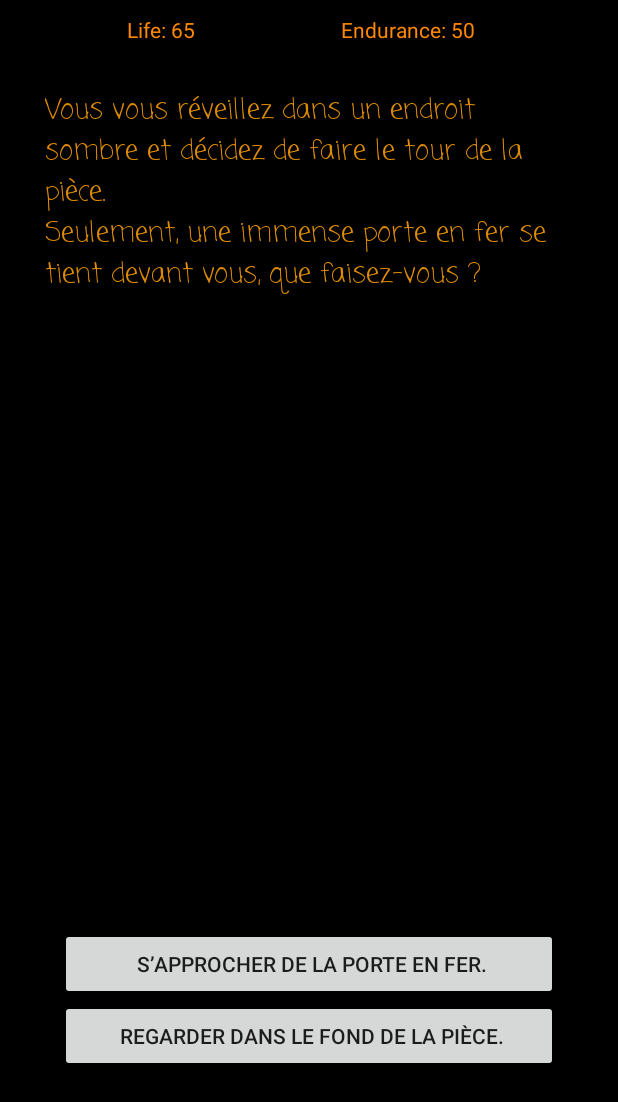
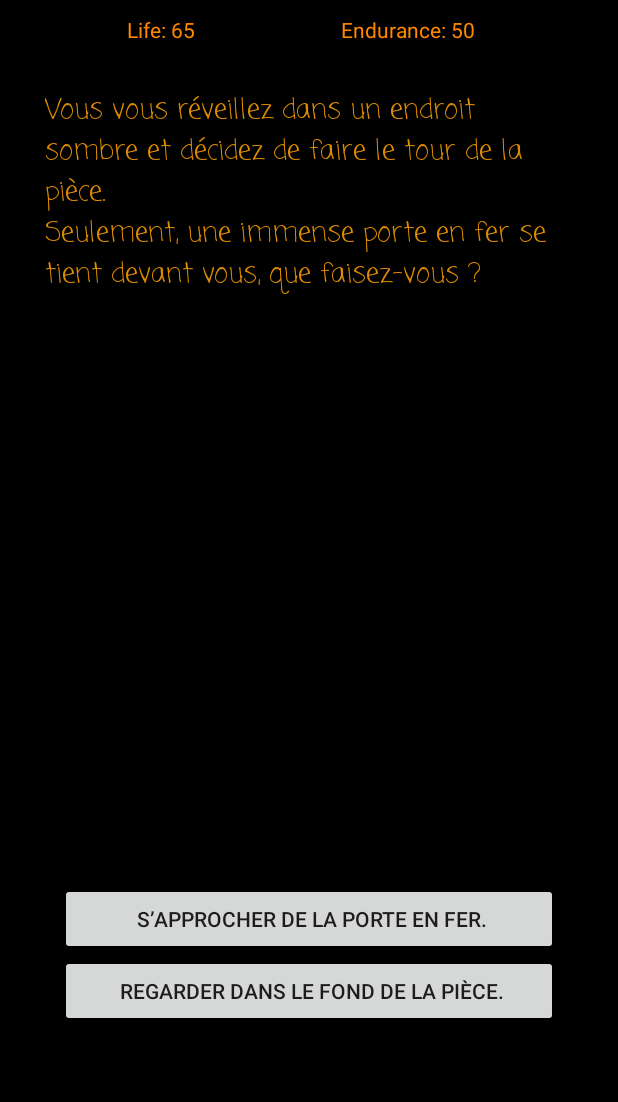
Before and after one commit to gaboss222/DevModileProject, an Android app: the GameActivity screen opened directly, with no data from a screen before it, on a phone screen of 412 x 824 dp. Shown: the top 1102 px of the screen. Run offline under Robolectric (Android 15) with nearby library versions, the phone set to English and light mode, and no system bars.

```diff
--- a/RolePlay/app/src/main/java/hearc/ch/roleplay/FileHandler.java
+++ b/RolePlay/app/src/main/java/hearc/ch/roleplay/FileHandler.java
@@ -78,6 +78,7 @@ public class FileHandler
 
             br.close() ;
         }catch (IOException e) {
+            Log.e("FileHandlerError", e.getMessage());
             text.append("There has been a problem with read of the file");
         }
         if(childNodes.isEmpty())
--- a/RolePlay/app/src/main/java/hearc/ch/roleplay/GameActivity.java
+++ b/RolePlay/app/src/main/java/hearc/ch/roleplay/GameActivity.java
@@ -7,6 +7,7 @@ import android.os.Bundle;
 import android.os.CountDownTimer;
 import android.support.v7.app.AppCompatActivity;
 import android.text.method.ScrollingMovementMethod;
+import android.util.Log;
 import android.view.View;
 import android.view.Window;
 import android.widget.Button;
@@ -69,22 +70,30 @@ public class GameActivity extends AppCompatActivity
     public void Restart()
     {
         ClearButtons();
+        //J'ai tenté de mettre actualNode à A1.txt mais rien n'y fait, c'est toujours D1
+        actualNode = reader.readNode("A1.txt", this.getApplicationContext());
         Initialization();
     }
 
     public void Initialization()
     {
         reader = new FileHandler();
-
+        Player.actualNodes = "";
         setTxt(txtEndurance);
         setTxt(txtLife);
         textDisplay.setMovementMethod(new ScrollingMovementMethod());
         specialNodes = new ArrayList<>();
         buttonNodes = new ArrayList<>();
+
+        //Il ne charge pas bien actualNode --> Pas d'enfants donc pas de boutons si on meurt !
         if(Player.actualNodes != "")
-            actualNode = reader.readNode(Player.actualNodes+".txt", this.getApplicationContext());
+        {
+            actualNode = reader.readNode(Player.actualNodes + ".txt", this.getApplicationContext());
+        }
         else
+        {
             actualNode = reader.readNode("A1.txt", this.getApplicationContext());
+        }
         textDisplay.setText(actualNode.strText);
     }
 
@@ -162,10 +171,10 @@ public class GameActivity extends AppCompatActivity
         textDisplay.scrollTo(0,0);
         ClearButtons();
         String firstChar = actualNode.strText.substring(0, 1);
-        if(firstChar.equals("*")) {
+        if(firstChar.equals("*"))
+        {
                 if(actualNode.strText.contains("*Fight"))
                 {
-                    imageView.setImageResource(R.drawable.fight);
                     String strId;
                     if(actualNode.accessibleNodes.size() == 2)
                         strId = (String) actualNode.accessibleNodes.keySet().toArray()[FightBinary()];
@@ -180,8 +189,10 @@ public class GameActivity extends AppCompatActivity
                 }
 
         }
-        else {
-            textDisplay.setText(actualNode.strText);
+        else
+        {
+            //textDisplay.setText(actualNode.strText);
+            //ICI --> actualNode.accessibleNodes = null !!
             if(actualNode.accessibleNodes != null)
             {
                 for (Map.Entry<String, String> entry : actualNode.accessibleNodes.entrySet()) {
@@ -193,8 +204,11 @@ public class GameActivity extends AppCompatActivity
         }
         setTxt(txtEndurance);
         setTxt(txtLife);
-        if(reader.isAttributeChanged() == 2)
+        if(reader.isAttributeChanged() == 1)
             imageView.setImageResource(R.drawable.endurancepotion);
+        else if(reader.isAttributeChanged() == 2)
+            imageView.setImageResource(R.drawable.lifepotion);
+
         /*{
             imageView.setImageResource(R.drawable.lifepotion);
         }
@@ -219,7 +233,10 @@ public class GameActivity extends AppCompatActivity
 
     public void CallLoad(View v){CallLoad(v.getTag().toString());}
 
-    public void CallLoad(String strId){LoadNode(strId + ".txt");}
+    public void CallLoad(String strId)
+    {
+        LoadNode(strId);
+    }
 
     public void LoadNode(String strId)
     {
--- a/RolePlay/app/src/main/res/layout/game_menu.xml
+++ b/RolePlay/app/src/main/res/layout/game_menu.xml
@@ -42,7 +42,7 @@
         <LinearLayout
             android:id="@+id/buttonLayout"
             android:layout_width="match_parent"
-            android:layout_height="145dp"
+            android:layout_height="175dp"
             android:layout_above="@+id/txtLife"
             android:layout_alignEnd="@+id/txtGameDescription"
             android:layout_alignStart="@+id/txtGameDescription"
```
